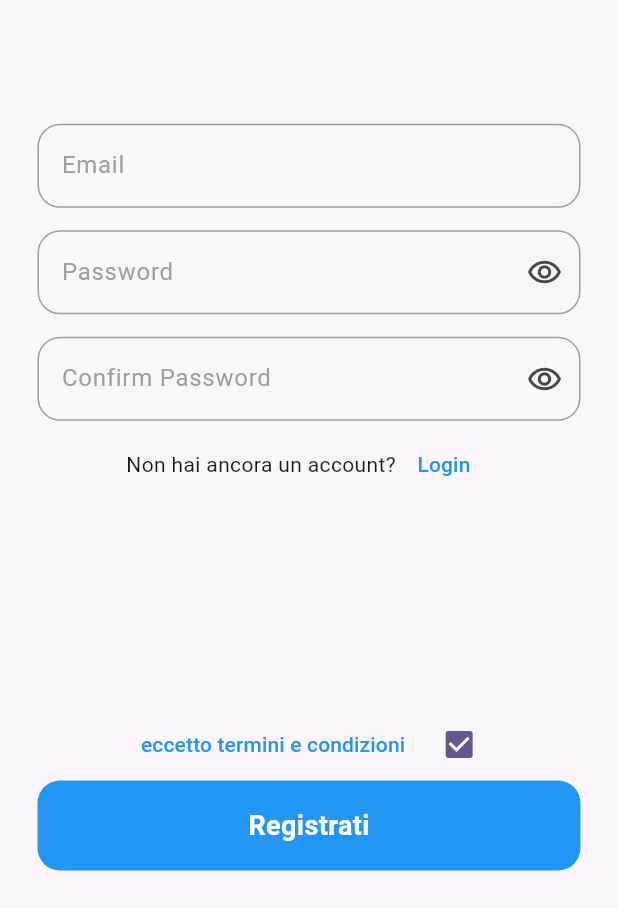
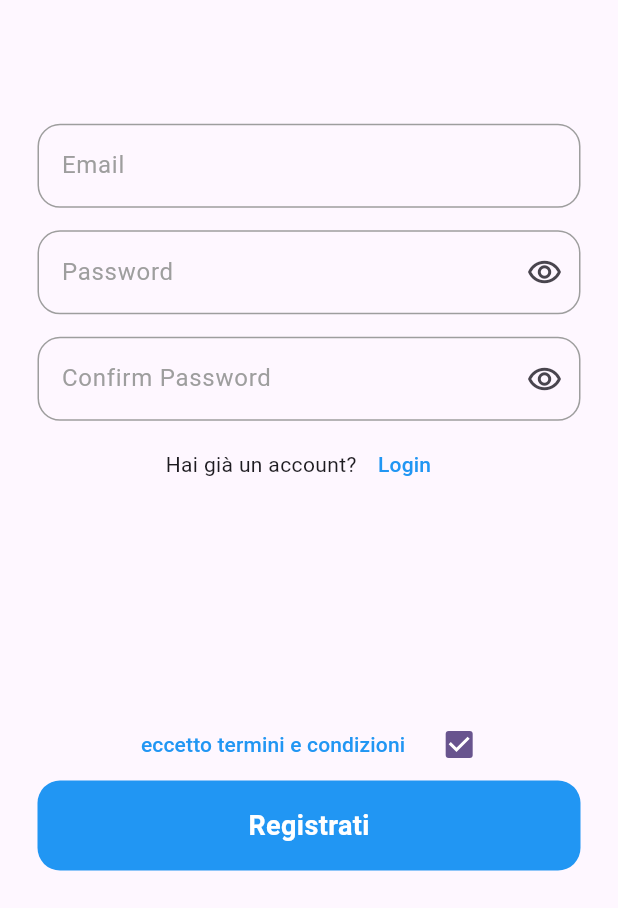
Before and after one commit to fahadyousafxi/usmanfluttertask, a Flutter app: the RegisterPage screen opened directly, on a phone screen of 412 x 824 dp, the part 328-1236 px from its top. Run offline on Flutter 3.47's test engine with Material 2 defaults, Android fonts, the light colour scheme and no system bars; our stand-ins replace get.

Commit message:
commit no# 7

```diff
--- a/lib/ui/register_page.dart
+++ b/lib/ui/register_page.dart
@@ -10,6 +10,7 @@ class RegisterPage extends StatefulWidget {
 }
 
 class _RegisterPageState extends State<RegisterPage> {
+  bool check = true;
   @override
   Widget build(BuildContext context) {
     var size = MediaQuery.of(context).size;
@@ -44,7 +45,7 @@ class _RegisterPageState extends State<RegisterPage> {
                   Row(
                     mainAxisAlignment: MainAxisAlignment.center,
                     children: [
-                      const Text('Non hai ancora un account?'),
+                      const Text('Hai già un account?'),
                       TextButton(
                         onPressed: () {},
                         child: const Text(
@@ -89,6 +90,4 @@ class _RegisterPageState extends State<RegisterPage> {
       ),
     );
   }
-
-  bool check = true;
 }
```
